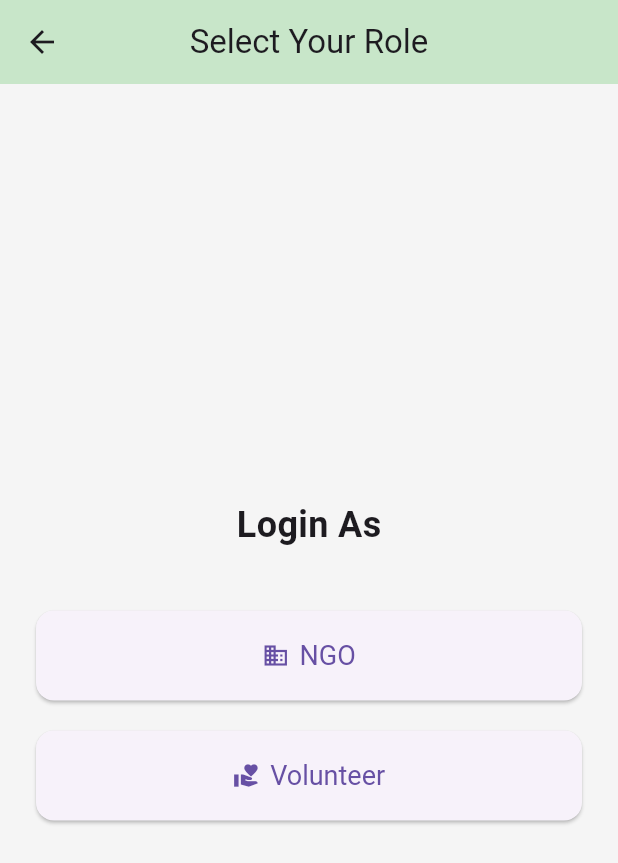
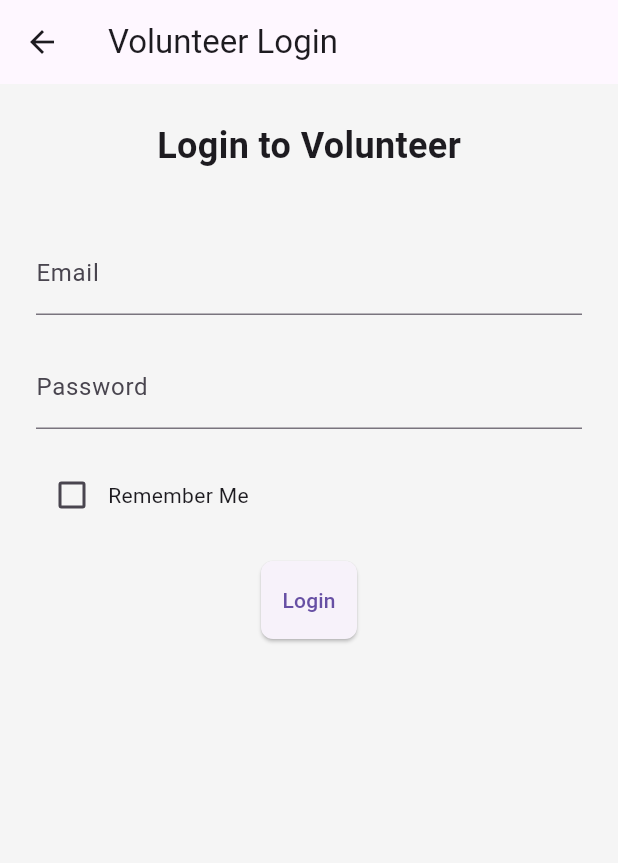
Before and after one commit to MathurakshiMahendrarajah/HelpNow-MobileApp, a Flutter app: the RoleSelectionScreen screen opened by its route, after a tap on "Volunteer", on a phone screen of 412 x 824 dp. Shown: the top 863 px of the screen. Run offline on Flutter 3.47's test engine with Material 3 defaults, Android fonts, the phone set to English and light mode, and no system bars; our stand-ins replace geolocator, image_picker, permission_handler.

Commit message:
Volunteer login screeen updated

```diff
--- a/lib/screens/role_selection_screen.dart
+++ b/lib/screens/role_selection_screen.dart
@@ -1,6 +1,6 @@
 import 'package:flutter/material.dart';
-import 'package:helpnow_mobileapp/screens/ngo/ngo_login_screen.dart';
-import 'package:helpnow_mobileapp/screens/routes.dart';
+import 'package:helpnow_mobileapp/screens/ngo/ngo_login_screen.dart'; // Import the NGO Login Screen
+import 'package:helpnow_mobileapp/screens/volunteer/volunteer_login_screen.dart'; // Import the Volunteer Login Screen
 
 class RoleSelectionScreen extends StatelessWidget {
   const RoleSelectionScreen({super.key});
@@ -11,7 +11,6 @@ class RoleSelectionScreen extends StatelessWidget {
       appBar: AppBar(
         title: const Text('Select Your Role'),
         backgroundColor: Color(0xFFC8E6C9),
-        // Color(0xFF2E7D32) for menu bar
         centerTitle: true,
       ),
       body: Padding(
@@ -40,7 +39,7 @@ class RoleSelectionScreen extends StatelessWidget {
                 Navigator.push(
                   context,
                   MaterialPageRoute(builder: (_) => NGOSignInScreen()),
-                ); // define this route
+                ); // Navigate to NGO login screen
               },
             ),
             const SizedBox(height: 20),
@@ -57,10 +56,12 @@ class RoleSelectionScreen extends StatelessWidget {
               icon: const Icon(Icons.volunteer_activism),
               label: const Text('Volunteer'),
               onPressed: () {
-                // Navigator.push(
-                //   context,
-                //   MaterialPageRoute(builder: (_) => NGOSignInScreen()),
-                // );
+                Navigator.push(
+                  context,
+                  MaterialPageRoute(
+                    builder: (_) => VolunteerLoginScreen(),
+                  ), // Navigate to Volunteer login screen
+                );
               },
             ),
           ],
--- /dev/null
+++ b/lib/screens/volunteer/volunteer_login_screen.dart
@@ -0,0 +1,110 @@
+import 'package:flutter/material.dart';
+import 'package:http/http.dart' as http;
+import 'dart:convert';
+
+class VolunteerLoginScreen extends StatefulWidget {
+  @override
+  _VolunteerLoginScreenState createState() => _VolunteerLoginScreenState();
+}
+
+class _VolunteerLoginScreenState extends State<VolunteerLoginScreen> {
+  final _emailController = TextEditingController();
+  final _passwordController = TextEditingController();
+  bool _rememberMe = false;
+  String _errorMessage = '';
+
+  Future<void> _login() async {
+    final email = _emailController.text;
+    final password = _passwordController.text;
+
+    if (email.isEmpty || password.isEmpty) {
+      setState(() {
+        _errorMessage = 'Please fill in all fields.';
+      });
+      return;
+    }
+
+    final response = await http.post(
+      Uri.parse('http://localhost:5000/login'),
+      headers: {'Content-Type': 'application/json'},
+      body: json.encode({'email': email, 'password': password}),
+    );
+
+    if (response.statusCode == 200) {
+      // Handle success, navigate to the next screen
+      final data = json.decode(response.body);
+      final token = data['token'];
+      // Store token for future requests
+      print("Token: $token");
+      // Redirect to Dashboard or another page
+    } else {
+      setState(() {
+        _errorMessage = json.decode(response.body)['message'] ?? 'Login failed';
+      });
+    }
+  }
+
+  @override
+  Widget build(BuildContext context) {
+    return Scaffold(
+      appBar: AppBar(title: const Text('Volunteer Login')),
+      body: Padding(
+        padding: const EdgeInsets.all(24.0),
+        child: Column(
+          children: <Widget>[
+            const Text(
+              'Login to Volunteer',
+              style: TextStyle(fontSize: 24, fontWeight: FontWeight.bold),
+            ),
+            const SizedBox(height: 40),
+
+            // Email Field
+            TextField(
+              controller: _emailController,
+              decoration: const InputDecoration(
+                labelText: 'Email',
+                hintText: 'Enter your email',
+              ),
+            ),
+            const SizedBox(height: 20),
+
+            // Password Field
+            TextField(
+              controller: _passwordController,
+              decoration: const InputDecoration(
+                labelText: 'Password',
+                hintText: 'Enter your password',
+              ),
+              obscureText: true,
+            ),
+            const SizedBox(height: 20),
+
+            // Remember Me Checkbox
+            Row(
+              children: [
+                Checkbox(
+                  value: _rememberMe,
+                  onChanged: (value) {
+                    setState(() {
+                      _rememberMe = value!;
+                    });
+                  },
+                ),
+                const Text('Remember Me'),
+              ],
+            ),
+            const SizedBox(height: 20),
+
+            // Login Button
+            ElevatedButton(onPressed: _login, child: const Text('Login')),
+            const SizedBox(height: 10),
+
+            // Error Message
+            if (_errorMessage.isNotEmpty)
+              Text(_errorMessage, style: const TextStyle(color: Colors.red)),
+          ],
+        ),
+      ),
+    );
+  }
+}
```
